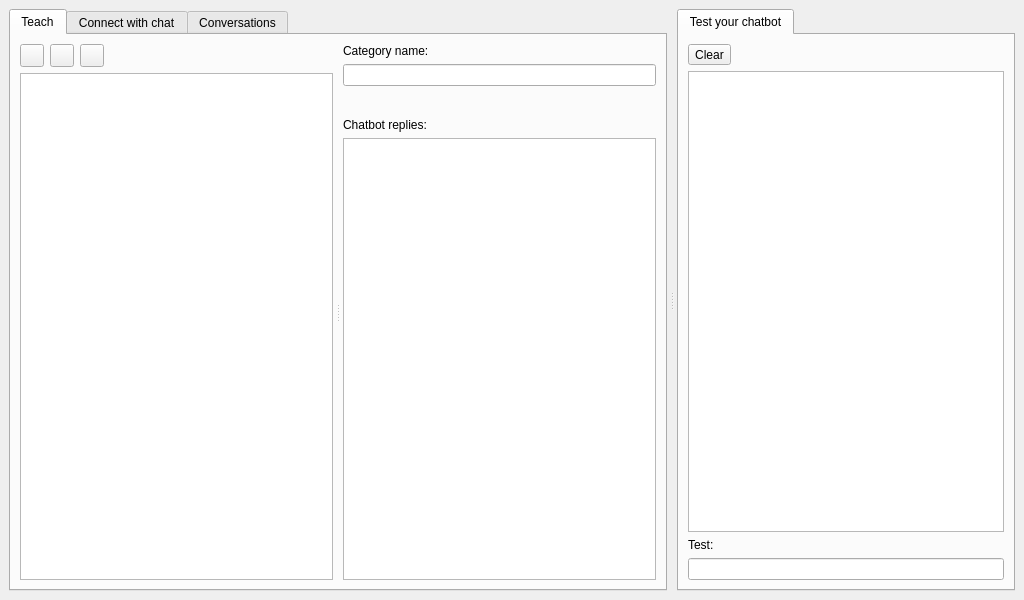
Old version of the form src/main-project/front-end/mainwindow.ui in the repository lvklabs/chatbot.
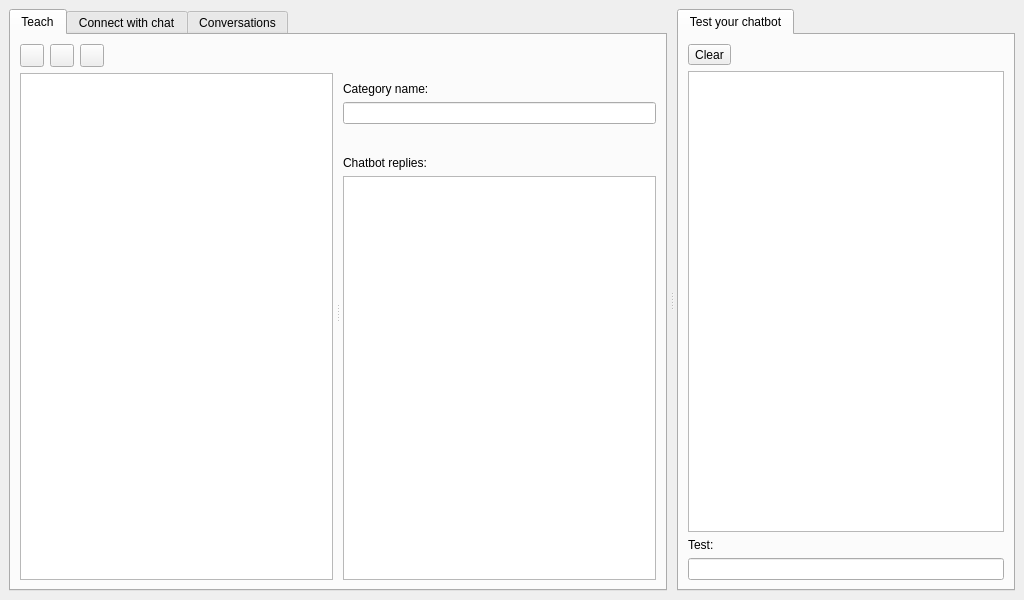
New version of the form. Icons and pictures are not drawn. Custom widgets are drawn as their Qt base class.

Patch:
```diff
--- a/src/main-project/front-end/mainwindow.ui
+++ b/src/main-project/front-end/mainwindow.ui
@@ -123,7 +123,23 @@
             </layout>
            </widget>
            <widget class="QWidget" name="verticalLayoutWidget_2">
-            <layout class="QVBoxLayout" name="verticalLayout_3" stretch="0,0,0,0,1,0">
+            <layout class="QVBoxLayout" name="verticalLayout_3" stretch="0,0,0,0,0,1,0">
+             <item>
+              <spacer name="verticalSpacer_2">
+               <property name="orientation">
+                <enum>Qt::Vertical</enum>
+               </property>
+               <property name="sizeType">
+                <enum>QSizePolicy::Fixed</enum>
+               </property>
+               <property name="sizeHint" stdset="0">
+                <size>
+                 <width>20</width>
+                 <height>38</height>
+                </size>
+               </property>
+              </spacer>
+             </item>
              <item>
               <widget class="QLabel" name="categoryNameLabel">
                <property name="text">
```
